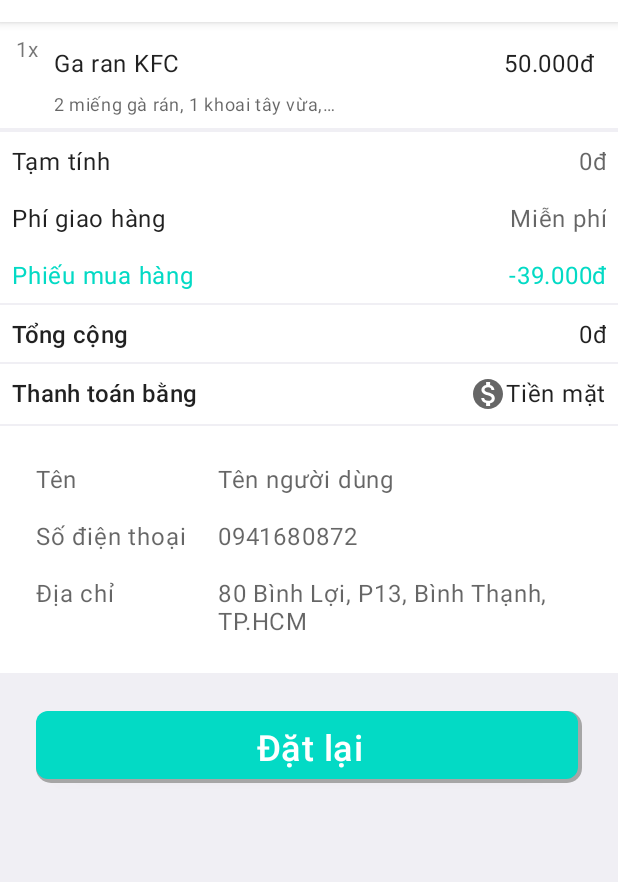
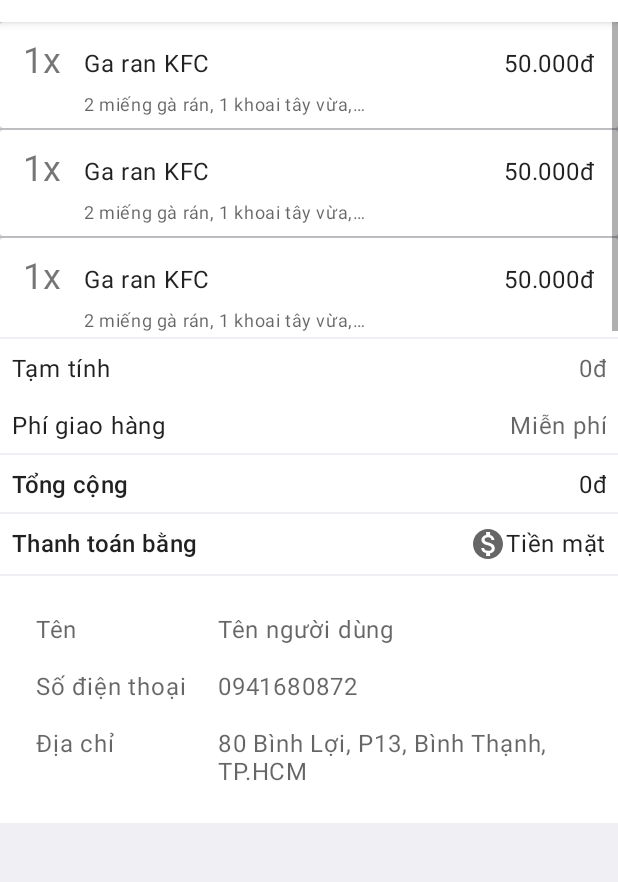
Before and after one commit to tanphat12041998/order_food, an Android app: the layout fragment_dat_lai.xml on its own in the app's theme, with its tools: preview values and no code run, on a phone screen of 412 x 824 dp, the part 62-944 px from its top. Run offline under Robolectric (Android 15) with nearby library versions, the phone set to English and light mode, and no system bars.

Commit message:
fragment_dat_lai.xml

```diff
--- a/app/src/main/res/layout/activity_change_info.xml
+++ b/app/src/main/res/layout/activity_change_info.xml
@@ -18,7 +18,7 @@
             android:background="@color/colorAccent"
             app:backgroundTint="@color/white"
             app:navigationIcon="@drawable/ic_close"
-            app:title="@string/text_cap_nhat_thong_tin"
+            app:title="Sửa thông tin"
             app:titleMarginStart="80dp"/>
 
     </com.google.android.material.appbar.AppBarLayout>
--- a/app/src/main/res/layout/fragment_dat_lai.xml
+++ b/app/src/main/res/layout/fragment_dat_lai.xml
@@ -23,72 +23,12 @@
 
     </com.google.android.material.appbar.AppBarLayout>
 
-    <LinearLayout
+    <ListView
+        android:id="@+id/lv_lichsu"
         android:layout_width="match_parent"
-        android:layout_height="wrap_content"
-        android:layout_marginBottom="1dp"
-        android:background="@color/white"
-        android:orientation="horizontal"
-        android:padding="8dp">
-
-
-        <TextView
-            android:id="@+id/text_soluong"
-            android:layout_width="20dp"
-            android:layout_height="match_parent"
-            android:scaleType="fitXY"
-            android:text="@string/text_1x"
-            android:textAlignment="center" />
-
-        <androidx.constraintlayout.widget.ConstraintLayout
-            android:layout_width="match_parent"
-            android:layout_height="wrap_content">
-
-            <TextView
-                android:id="@+id/text_tenmonan"
-                android:layout_width="0dp"
-                android:layout_height="match_parent"
-                android:layout_marginStart="8dp"
-                android:layout_marginTop="8dp"
-                android:maxLines="1"
-                android:textAppearance="@style/TextAppearance.MaterialComponents.Body1"
-                app:layout_constraintEnd_toEndOf="parent"
-                app:layout_constraintStart_toStartOf="parent"
-                app:layout_constraintTop_toTopOf="parent"
-                tools:text="Ga ran KFC  " />
-
-            <TextView
-                android:id="@+id/text_mota"
-                android:layout_width="200dp"
-                android:layout_height="wrap_content"
-                android:layout_marginTop="8dp"
-                android:lines="1"
-                android:singleLine="true"
-                android:textAppearance="@style/TextAppearance.MaterialComponents.Caption"
-                app:layout_constraintBottom_toBottomOf="parent"
-                app:layout_constraintEnd_toStartOf="@id/text_giatien"
-                app:layout_constraintHorizontal_chainStyle="spread_inside"
-                app:layout_constraintStart_toStartOf="@id/text_tenmonan"
-                app:layout_constraintTop_toBottomOf="@id/text_tenmonan"
-                tools:text="2 miếng gà rán, 1 khoai tây vừa, một nước ngọt" />
-
-            <TextView
-                android:id="@+id/text_giatien"
-                android:layout_width="wrap_content"
-                android:layout_height="wrap_content"
-                android:layout_marginEnd="8dp"
-                android:textAppearance="@style/TextAppearance.MaterialComponents.Body1"
-                app:layout_constraintBottom_toBottomOf="@id/text_mota"
-                app:layout_constraintEnd_toEndOf="parent"
-                app:layout_constraintStart_toEndOf="@id/text_mota"
-                app:layout_constraintTop_toTopOf="@id/text_tenmonan"
-                app:layout_constraintVertical_bias="0.0"
-                tools:text="50.000đ" />
-
-
-        </androidx.constraintlayout.widget.ConstraintLayout>
-
-    </LinearLayout>
+        android:layout_height="210dp"
+        tools:listitem="@layout/item_thanh_toan"
+        />
 
 
     <LinearLayout
@@ -160,33 +100,33 @@
 
         </LinearLayout>
 
-        <LinearLayout
-            android:layout_width="match_parent"
-            android:layout_height="wrap_content"
-            android:orientation="horizontal"
-            android:padding="8dp">
+<!--        <LinearLayout-->
+<!--            android:layout_width="match_parent"-->
+<!--            android:layout_height="wrap_content"-->
+<!--            android:orientation="horizontal"-->
+<!--            android:padding="8dp">-->
 
-            <TextView
-                android:layout_width="match_parent"
-                android:layout_height="wrap_content"
-                android:layout_weight="1"
-                android:text="@string/text_phieu_mua_hang"
-                android:textAppearance="@style/TextAppearance.MaterialComponents.Body1"
-                android:textColor="@color/colorAccent"
-                android:textSize="16sp" />
+<!--            <TextView-->
+<!--                android:layout_width="match_parent"-->
+<!--                android:layout_height="wrap_content"-->
+<!--                android:layout_weight="1"-->
+<!--                android:text="@string/text_phieu_mua_hang"-->
+<!--                android:textAppearance="@style/TextAppearance.MaterialComponents.Body1"-->
+<!--                android:textColor="@color/colorAccent"-->
+<!--                android:textSize="16sp" />-->
 
-            <TextView
-                android:layout_width="match_parent"
-                android:layout_height="wrap_content"
-                android:layout_weight="1"
-                android:gravity="end"
-                android:text="@string/text_39_000"
-                android:textAppearance="@style/TextAppearance.MaterialComponents.Body1"
-                android:textColor="@color/colorAccent"
-                android:textSize="16sp" />
+<!--            <TextView-->
+<!--                android:layout_width="match_parent"-->
+<!--                android:layout_height="wrap_content"-->
+<!--                android:layout_weight="1"-->
+<!--                android:gravity="end"-->
+<!--                android:text="@string/text_39_000"-->
+<!--                android:textAppearance="@style/TextAppearance.MaterialComponents.Body1"-->
+<!--                android:textColor="@color/colorAccent"-->
+<!--                android:textSize="16sp" />-->
 
 
-        </LinearLayout>
+<!--        </LinearLayout>-->
 
     </LinearLayout>
 
@@ -344,13 +284,13 @@
         </LinearLayout>
     </LinearLayout>
 
-    <Button
-        android:layout_width="match_parent"
-        android:layout_height="wrap_content"
-        android:layout_margin="24dp"
-        android:background="@drawable/btn_w_shadow2"
-        android:text="@string/text_dat_lai"
-        android:textAppearance="@style/TextAppearance.MaterialComponents.Headline6"
-        android:textColor="@color/white"
-        android:textSize="24sp" />
+<!--    <Button-->
+<!--        android:layout_width="match_parent"-->
+<!--        android:layout_height="wrap_content"-->
+<!--        android:layout_margin="24dp"-->
+<!--        android:background="@drawable/btn_w_shadow2"-->
+<!--        android:text="@string/text_dat_lai"-->
+<!--        android:textAppearance="@style/TextAppearance.MaterialComponents.Headline6"-->
+<!--        android:textColor="@color/white"-->
+<!--        android:textSize="24sp" />-->
 </LinearLayout>
```
